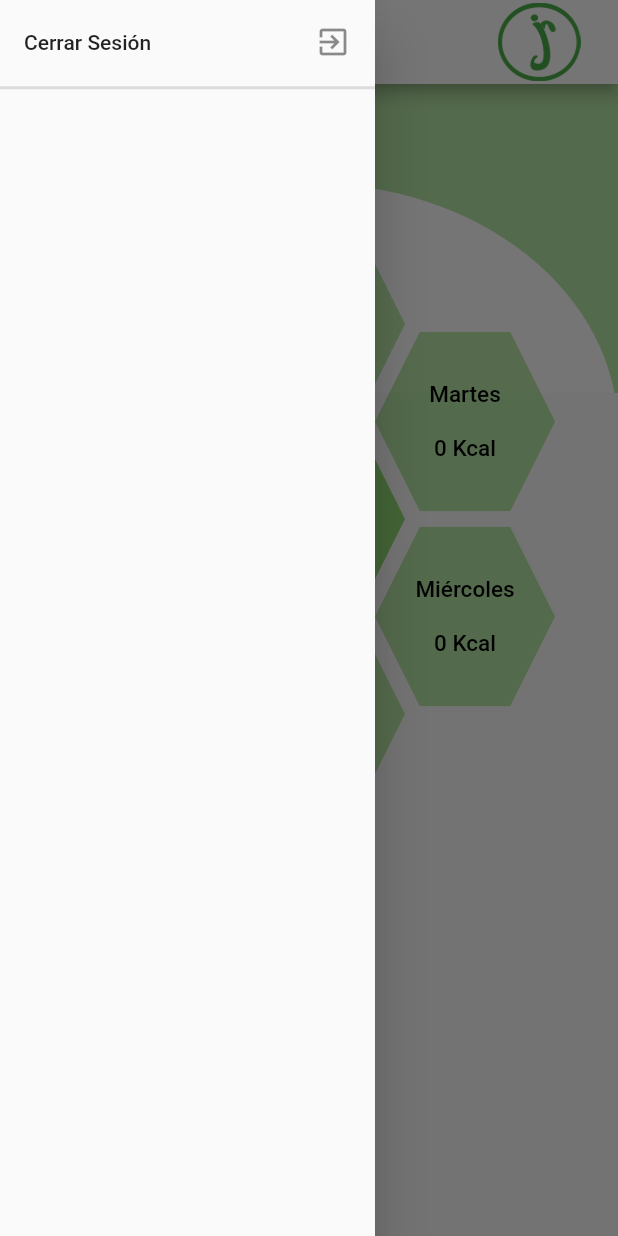
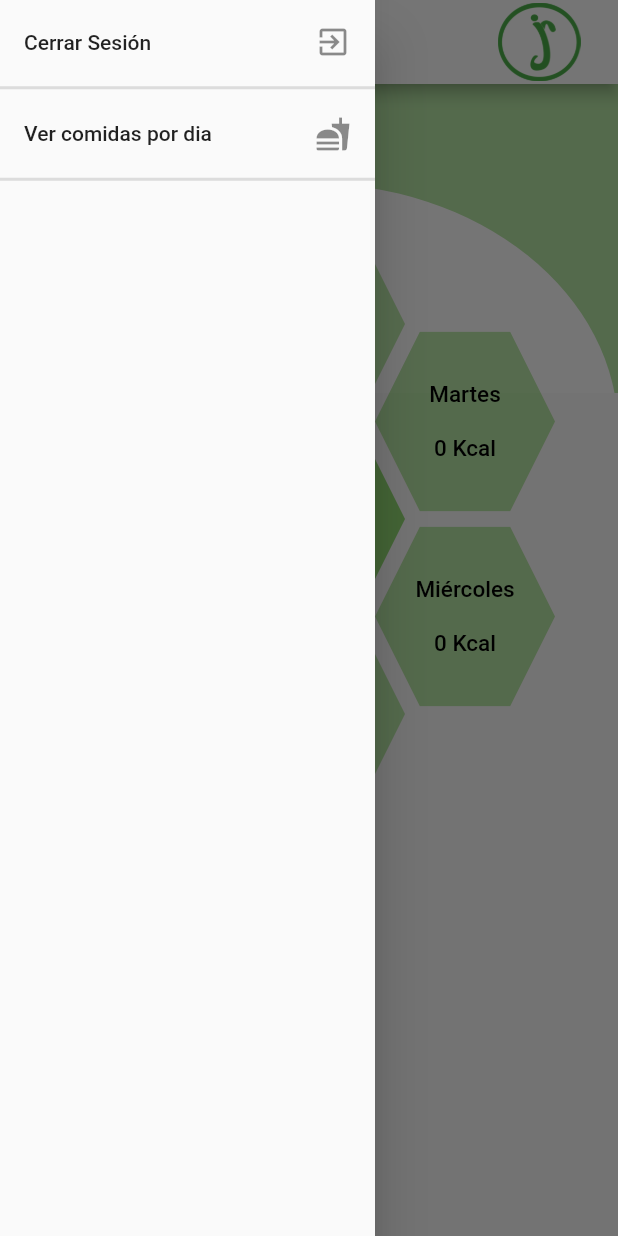
Before and after one commit to migeriva/frontend_lajamasana, a Flutter app: the PantallaHome screen opened directly with empty values, with the side drawer open, on a phone screen of 412 x 824 dp. Run offline on Flutter 3.47's test engine with Material 2 defaults, Android fonts, the phone set to English and light mode, and no system bars.

Commit message:
Agregados nuevo redireccionamiento en las pantallas

```diff
--- a/lib/pantallas/pantallaHome.dart
+++ b/lib/pantallas/pantallaHome.dart
@@ -3,9 +3,9 @@ import 'package:lajamasana/widgets/hexagono.dart';
 import 'package:lajamasana/pantallas/pantallaLogin.dart';
 import 'package:lajamasana/constantes/constantes.dart';
 import 'package:lajamasana/modelos/usuarios_model.dart';
+import 'package:lajamasana/pantallas/pantallaInfoDia.dart';
 
 class PantallaHome extends StatefulWidget {
-
   final Usuario user;
 
   PantallaHome(this.user);
@@ -70,6 +70,16 @@ class _PantallaHomeState extends State<PantallaHome> {
                 onTap: () => Navigator.of(context).pushAndRemoveUntil(
                     MaterialPageRoute(builder: (context) => LoginPage()),
                     (route) => false),
+              ),
+              Divider(
+                thickness: 2,
+                height: 5,
+              ),
+              ListTile(
+                title: Text("Ver comidas por dia"),
+                trailing: Icon(Icons.fastfood),
+                onTap: () => Navigator.of(context).push(MaterialPageRoute(
+                    builder: (context) => PantallaInformacionDia())),
               ),
               Divider(
                 thickness: 2,
```
Also changed, not shown: lib/pantallas/pantallaSuscripciones.dart (+10 -12 lines).
